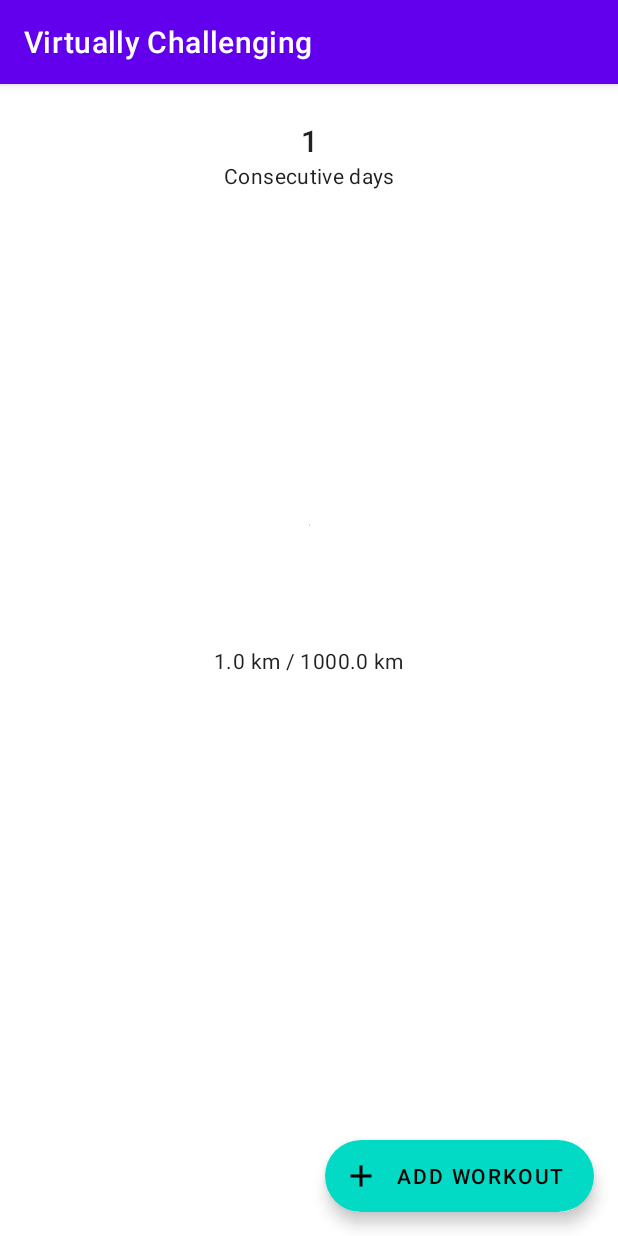
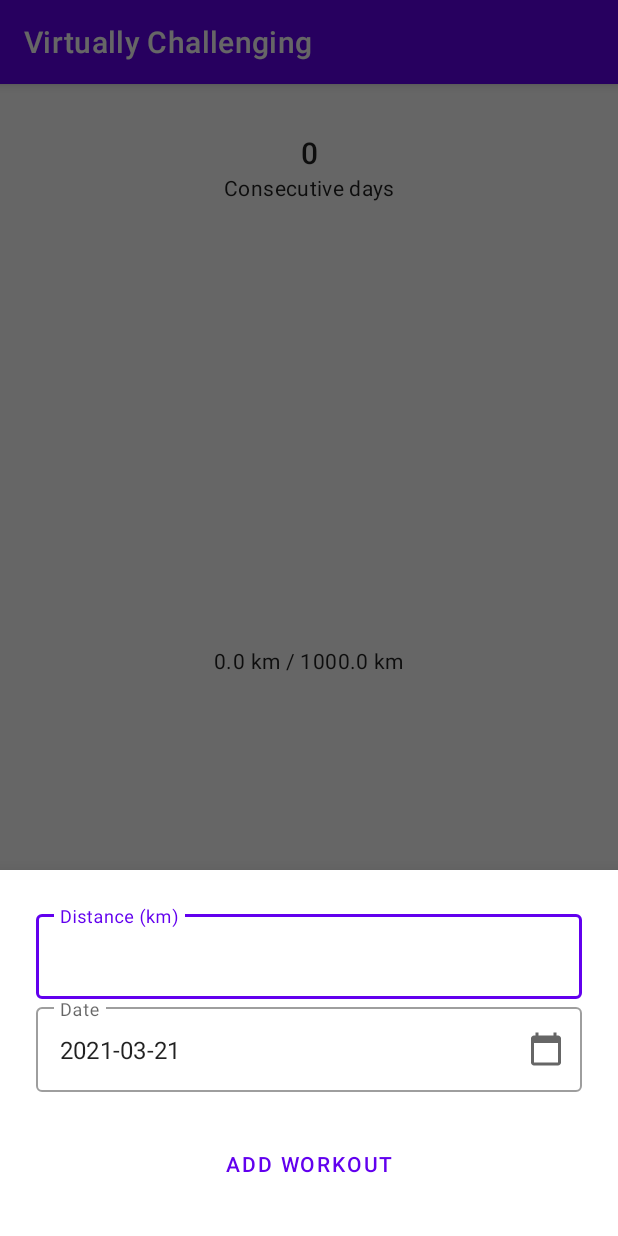
Before and after one commit to sebokopter/virtually-challenging, an Android app: the screen it shows after launch (DashboardActivity), after a tap on "ADD WORKOUT", on a phone screen of 412 x 824 dp. Run offline under Robolectric (Android 15) with nearby library versions, the phone set to English and light mode, and no system bars; our stand-ins replace Room's generated code.

Commit message:
feat: Workout Form

```diff
--- a/app/src/main/kotlin/de/heilsen/virtuallychallenging/dashboard/DashboardActivity.kt
+++ b/app/src/main/kotlin/de/heilsen/virtuallychallenging/dashboard/DashboardActivity.kt
@@ -7,34 +7,35 @@ import androidx.activity.viewModels
 import androidx.appcompat.app.AppCompatActivity
 import com.google.android.material.button.MaterialButton
 import de.heilsen.virtuallychallenging.R
-import de.heilsen.virtuallychallenging.domain.model.Workout
-import de.heilsen.virtuallychallenging.domain.model.km
 import de.heilsen.virtuallychallenging.util.setProgressCompat
+import de.heilsen.virtuallychallenging.util.show
+import de.heilsen.virtuallychallenging.workoutform.WorkoutFormFragment
 
 class DashboardActivity : AppCompatActivity() {
+
+    private val viewModel: DashboardViewModel by viewModels()
 
     override fun onCreate(savedInstanceState: Bundle?) {
         super.onCreate(savedInstanceState)
 
-        setContentView(R.layout.challenge_activity_dashboard)
+        setContentView(R.layout.activity_dashboard)
         setSupportActionBar(findViewById(R.id.toolbar))
 
-        val viewModel: DashboardViewModel by viewModels()
         observe(viewModel)
-        dispatchTo(viewModel)
+        setupDispatchers()
     }
 
-    private fun dispatchTo(viewModel: DashboardViewModel) {
+    private fun setupDispatchers() {
         findViewById<MaterialButton>(R.id.add_training_fab).setOnClickListener {
-            viewModel.dispatch(DashboardAction.AddWorkout(Workout(1.km)))
+            WorkoutFormFragment().show(supportFragmentManager)
         }
     }
 
     private fun observe(viewModel: DashboardViewModel) {
-        viewModel.stateLiveData.observe(this@DashboardActivity, render())
+        viewModel.uiStateLiveData.observe(this@DashboardActivity, render())
     }
 
-    private fun render(): (DashboardState) -> Unit = { state ->
+    private fun render(): (DashboardUiState) -> Unit = { state ->
         val (current, goal, consecutiveDays) = state
         with(findViewById<TextView>(R.id.progressText)) {
             text = resources.getString(
--- a/app/src/main/kotlin/de/heilsen/virtuallychallenging/dashboard/DashboardState.kt
+++ /dev/null
@@ -1,3 +0,0 @@
-package de.heilsen.virtuallychallenging.dashboard
-
-data class DashboardState(val distanceCovered: Float, val goal: Float, val consecutiveDays: Int)
--- /dev/null
+++ b/app/src/main/kotlin/de/heilsen/virtuallychallenging/dashboard/DashboardUiState.kt
@@ -0,0 +1,3 @@
+package de.heilsen.virtuallychallenging.dashboard
+
+data class DashboardUiState(val distanceCovered: Float, val goal: Float, val consecutiveDays: Int)
--- a/app/src/main/kotlin/de/heilsen/virtuallychallenging/dashboard/DashboardViewModel.kt
+++ b/app/src/main/kotlin/de/heilsen/virtuallychallenging/dashboard/DashboardViewModel.kt
@@ -2,61 +2,48 @@ package de.heilsen.virtuallychallenging.dashboard
 
 import android.app.Application
 import androidx.lifecycle.AndroidViewModel
-import androidx.lifecycle.MutableLiveData
+import androidx.lifecycle.LiveData
+import androidx.lifecycle.asLiveData
 import androidx.lifecycle.viewModelScope
 import de.heilsen.virtuallychallenging.data.DashboardDatabase
 import de.heilsen.virtuallychallenging.data.datasource.RoomWorkoutRepository
-import de.heilsen.virtuallychallenging.data.datasource.WorkoutRepository
+import de.heilsen.virtuallychallenging.data.model.Workout
 import de.heilsen.virtuallychallenging.domain.model.km
-import de.heilsen.virtuallychallenging.util.sumByFloat
 import kotlinx.coroutines.Dispatchers
+import kotlinx.coroutines.flow.combine
+import kotlinx.coroutines.flow.flowOn
 import kotlinx.coroutines.launch
 import kotlinx.coroutines.withContext
 
 class DashboardViewModel(application: Application) : AndroidViewModel(application) {
 
-    private val workoutDao = DashboardDatabase(application.applicationContext).workoutDao()
-    private val workoutRepository: WorkoutRepository =
+    private val workoutRepository: RoomWorkoutRepository by lazy {
+        val workoutDao = DashboardDatabase(application.applicationContext).workoutDao()
         RoomWorkoutRepository(workoutDao)
-
-    var stateLiveData: MutableLiveData<DashboardState> = MutableLiveData()
-
-    init {
-        viewModelScope.launch(Dispatchers.IO) {
-            val current = totalDistance()
-            val challenge = 1000.km
-
-            withContext(Dispatchers.Main.immediate) {
-                stateLiveData.postValue(DashboardState(current, challenge, consecutiveDays()))
-            }
-        }
     }
 
-    private suspend fun consecutiveDays(): Int {
-        val instants = workoutDao.getAll().map { it.date }
-        return DateProcessor.consecutiveDays(instants)
-    }
+    var uiStateLiveData: LiveData<DashboardUiState> = uiState()
 
     fun dispatch(action: DashboardAction) = viewModelScope.launch(Dispatchers.IO) {
         when (action) {
             is DashboardAction.AddWorkout -> {
                 withContext(Dispatchers.Main.immediate) {
-                    val dashboardState: DashboardState? = stateLiveData.value
-                    workoutRepository.add(action.workout.distance)
-                    stateLiveData.postValue(
-                        dashboardState?.copy(
-                            distanceCovered = dashboardState.distanceCovered.plus(
-                                action.workout.distance
-                            ),
-                            consecutiveDays = consecutiveDays()
-                        )
-                    )
+                    workoutRepository.add(Workout(action.workout.distance, action.workout.date))
                 }
             }
         }
     }
 
-    private suspend fun totalDistance(): Float {
-        return workoutDao.getAll().sumByFloat { it.distance }
+
+    private fun uiState(): LiveData<DashboardUiState> {
+        val challenge = 1000.km
+        val distanceCovered = workoutRepository.totalDistance().flowOn(Dispatchers.IO)
+        val consecutiveDays = workoutRepository.consecutiveDays().flowOn(Dispatchers.IO)
+        val stateFlow = distanceCovered.combine(consecutiveDays) { distance, days ->
+            DashboardUiState(
+                distance, challenge, days
+            )
+        }
+        return stateFlow.asLiveData(viewModelScope.coroutineContext)
     }
 }
--- a/app/src/main/kotlin/de/heilsen/virtuallychallenging/data/datasource/RoomWorkoutRepository.kt
+++ b/app/src/main/kotlin/de/heilsen/virtuallychallenging/data/datasource/RoomWorkoutRepository.kt
@@ -1,15 +1,28 @@
 package de.heilsen.virtuallychallenging.data.datasource
 
+import de.heilsen.virtuallychallenging.dashboard.DateProcessor
 import de.heilsen.virtuallychallenging.data.model.Workout
 import de.heilsen.virtuallychallenging.data.model.WorkoutDao
-import java.time.Instant
+import de.heilsen.virtuallychallenging.util.sumByFloat
+import kotlinx.coroutines.flow.Flow
+import kotlinx.coroutines.flow.map
 
 class RoomWorkoutRepository(private val workoutDao: WorkoutDao) : WorkoutRepository {
-    override suspend fun getAll(): Iterable<Workout> {
-        return workoutDao.getAll()
+
+    override fun workouts(): Flow<List<Workout>> = workoutDao.getAll()
+
+    override suspend fun add(workout: Workout) = workoutDao.insert(workout)
+
+    override fun totalDistance(): Flow<Float> {
+        return workouts().map { it.sumDistance() }
     }
 
-    override suspend fun add(distance: Float) {
-        workoutDao.insert(Workout(distance, Instant.now()))
+    private fun List<Workout>.sumDistance(): Float = sumByFloat { workout -> workout.distance }
+
+    override fun consecutiveDays(): Flow<Int> {
+        return workouts().map { list ->
+            val instants = list.map { workout -> workout.date }
+            return@map DateProcessor.consecutiveDays(instants)
+        }
     }
 }
--- a/app/src/main/kotlin/de/heilsen/virtuallychallenging/data/datasource/WorkoutRepository.kt
+++ b/app/src/main/kotlin/de/heilsen/virtuallychallenging/data/datasource/WorkoutRepository.kt
@@ -1,8 +1,11 @@
 package de.heilsen.virtuallychallenging.data.datasource
 
 import de.heilsen.virtuallychallenging.data.model.Workout
+import kotlinx.coroutines.flow.Flow
 
 interface WorkoutRepository {
-    suspend fun getAll(): Iterable<Workout>
-    suspend fun add(distance: Float)
+    fun workouts(): Flow<List<Workout>>
+    suspend fun add(workout: Workout)
+    fun totalDistance(): Flow<Float>
+    fun consecutiveDays(): Flow<Int>
 }
--- a/app/src/main/kotlin/de/heilsen/virtuallychallenging/data/model/WorkoutDao.kt
+++ b/app/src/main/kotlin/de/heilsen/virtuallychallenging/data/model/WorkoutDao.kt
@@ -3,11 +3,12 @@ package de.heilsen.virtuallychallenging.data.model
 import androidx.room.Dao
 import androidx.room.Insert
 import androidx.room.Query
+import kotlinx.coroutines.flow.Flow
 
 @Dao
 interface WorkoutDao {
     @Query("SELECT * FROM workout")
-    suspend fun getAll(): List<Workout>
+    fun getAll(): Flow<List<Workout>>
 
     @Insert
     suspend fun insert(workout: Workout)
--- /dev/null
+++ b/app/src/main/kotlin/de/heilsen/virtuallychallenging/util/DialogFragmentKt.kt
@@ -0,0 +1,10 @@
+package de.heilsen.virtuallychallenging.util
+
+import androidx.appcompat.app.AppCompatDialogFragment
+import androidx.fragment.app.DialogFragment
+import androidx.fragment.app.FragmentManager
+
+fun <T : AppCompatDialogFragment> T.show(manager: FragmentManager) =
+    show(manager, javaClass.simpleName)
+
+fun <T : DialogFragment> T.show(manager: FragmentManager) = show(manager, javaClass.simpleName)
--- /dev/null
+++ b/app/src/main/kotlin/de/heilsen/virtuallychallenging/util/EditTextKt.kt
@@ -0,0 +1,7 @@
+package de.heilsen.virtuallychallenging.util
+
+import android.widget.EditText
+
+inline fun EditText.doAfterFocus(crossinline action: () -> Unit) {
+    setOnFocusChangeListener { _, hasFocus -> if (hasFocus) action() }
+}
--- /dev/null
+++ b/app/src/main/kotlin/de/heilsen/virtuallychallenging/util/InstantKt.kt
@@ -0,0 +1,11 @@
+package de.heilsen.virtuallychallenging.util
+
+import java.time.Instant
+import java.time.ZoneId
+import java.time.format.DateTimeFormatter
+
+fun Instant.asLocalDate(): String {
+    val dateFormatter = DateTimeFormatter.ISO_LOCAL_DATE
+    val dateString = atZone(ZoneId.systemDefault()).format(dateFormatter)
+    return dateString ?: ""
+}
--- /dev/null
+++ b/app/src/main/kotlin/de/heilsen/virtuallychallenging/workoutform/WorkoutFormFragment.kt
@@ -0,0 +1,77 @@
+package de.heilsen.virtuallychallenging.workoutform
+
+import android.os.Bundle
+import android.view.LayoutInflater
+import android.view.View
+import android.view.ViewGroup
+import android.widget.Button
+import android.widget.EditText
+import androidx.core.widget.doAfterTextChanged
+import androidx.fragment.app.activityViewModels
+import com.google.android.material.bottomsheet.BottomSheetDialogFragment
+import com.google.android.material.datepicker.MaterialDatePicker
+import com.google.android.material.textfield.TextInputLayout
+import de.heilsen.virtuallychallenging.R
+import de.heilsen.virtuallychallenging.dashboard.DashboardAction
+import de.heilsen.virtuallychallenging.dashboard.DashboardViewModel
+import de.heilsen.virtuallychallenging.domain.model.Workout
+import de.heilsen.virtuallychallenging.util.asLocalDate
+import de.heilsen.virtuallychallenging.util.doAfterFocus
+import de.heilsen.virtuallychallenging.util.show
+import java.time.Instant
+import java.time.LocalDate
+import java.time.ZoneId
+import java.time.format.DateTimeFormatter
+
+class WorkoutFormFragment : BottomSheetDialogFragment() {
+
+    private val viewModel by activityViewModels<DashboardViewModel>()
+
+    override fun onCreateView(
+        inflater: LayoutInflater,
+        container: ViewGroup?,
+        savedInstanceState: Bundle?
+    ): View {
+        return inflater.inflate(R.layout.fragment_workout, container)
+    }
+
+    override fun onViewCreated(view: View, savedInstanceState: Bundle?) {
+        val distanceField = view.findViewById<EditText>(R.id.distance_field)
+        val distanceContainer = view.findViewById<TextInputLayout>(R.id.distance_container)
+        val dateField = view.findViewById<EditText>(R.id.date_field)
+        val dateContainer = view.findViewById<TextInputLayout>(R.id.date_container)
+        val addButton = view.findViewById<Button>(R.id.add_button)
+
+        dateField.setText(Instant.now().asLocalDate())
+
+        val datePicker = MaterialDatePicker.Builder.datePicker()
+            .setTitleText("Select date")
+            .setSelection(MaterialDatePicker.todayInUtcMilliseconds())
+            .build()
+            .apply {
+                addOnPositiveButtonClickListener { epochMilli ->
+                    val localDate = Instant.ofEpochMilli(epochMilli).asLocalDate()
+                    dateField.setText(localDate)
+                }
+            }
+
+        dateContainer.setEndIconOnClickListener {
+            datePicker.show(parentFragmentManager)
+        }
+        addButton.setOnClickListener {
+            val distance = distanceField.text.toString().toFloatOrNull()
+            if (distance == null) {
+                distanceField.requestFocus()
+                distanceContainer.error = "No distance provided"
+                return@setOnClickListener
+            }
+            val date = LocalDate.parse(dateField.text.toString(), DateTimeFormatter.ISO_LOCAL_DATE)
+            val instant = date.atStartOfDay().atZone(ZoneId.systemDefault()).toInstant()
+            viewModel.dispatch(DashboardAction.AddWorkout(Workout(distance, instant)))
+            dismiss()
+        }
+        distanceField.doAfterTextChanged { distanceContainer.isErrorEnabled = false }
+        distanceField.doAfterFocus { distanceContainer.isErrorEnabled = false }
+    }
+
+}
--- /dev/null
+++ b/app/src/main/res/drawable/ic_calendar_24.xml
@@ -0,0 +1,12 @@
+<vector xmlns:android="http://schemas.android.com/apk/res/android"
+    android:width="24dp"
+    android:height="24dp"
+    android:tint="?attr/colorControlNormal"
+    android:viewportWidth="24"
+    android:viewportHeight="24"
+    >
+  <path
+      android:fillColor="@android:color/white"
+      android:pathData="M20,3h-1L19,1h-2v2L7,3L7,1L5,1v2L4,3c-1.1,0 -2,0.9 -2,2v16c0,1.1 0.9,2 2,2h16c1.1,0 2,-0.9 2,-2L22,5c0,-1.1 -0.9,-2 -2,-2zM20,21L4,21L4,8h16v13z"
+      />
+</vector>
--- a/app/src/main/res/layout/challenge_activity_dashboard.xml
+++ b/app/src/main/res/layout/activity_dashboard.xml
@@ -30,11 +30,11 @@
         app:layout_behavior="@string/appbar_scrolling_view_behavior"
         >
 
-        <TextView
+        <com.google.android.material.textview.MaterialTextView
             android:id="@+id/consecutiveDays"
             android:layout_width="wrap_content"
             android:layout_height="wrap_content"
-            android:layout_marginTop="24dp"
+            android:layout_marginTop="32dp"
             android:textAppearance="@style/TextAppearance.MaterialComponents.Headline6"
             app:layout_constraintEnd_toEndOf="parent"
             app:layout_constraintStart_toStartOf="parent"
@@ -42,7 +42,7 @@
             tools:text="12"
             />
 
-        <TextView
+        <com.google.android.material.textview.MaterialTextView
             android:layout_width="wrap_content"
             android:layout_height="wrap_content"
             android:text="@string/consecutive_days"
@@ -67,7 +67,7 @@
             tools:progress="75"
             />
 
-        <TextView
+        <com.google.android.material.textview.MaterialTextView
             android:id="@+id/progressText"
             android:layout_width="wrap_content"
             android:layout_height="wrap_content"
--- /dev/null
+++ b/app/src/main/res/layout/fragment_workout.xml
@@ -0,0 +1,65 @@
+<?xml version="1.0" encoding="utf-8"?>
+<androidx.constraintlayout.widget.ConstraintLayout xmlns:android="http://schemas.android.com/apk/res/android"
+    xmlns:app="http://schemas.android.com/apk/res-auto"
+    xmlns:tools="http://schemas.android.com/tools"
+    android:layout_width="match_parent"
+    android:layout_height="wrap_content"
+    android:padding="24dp"
+    tools:layout_height="match_parent"
+    >
+
+    <com.google.android.material.textfield.TextInputLayout
+        android:id="@+id/distance_container"
+        style="@style/Widget.MaterialComponents.TextInputLayout.OutlinedBox"
+        android:layout_width="0dp"
+        android:layout_height="wrap_content"
+        android:hint="@string/distance"
+        app:layout_constraintBottom_toTopOf="@id/date_container"
+        app:layout_constraintEnd_toEndOf="parent"
+        app:layout_constraintStart_toStartOf="parent"
+        app:layout_constraintTop_toTopOf="parent"
+        >
+
+        <com.google.android.material.textfield.TextInputEditText
+            android:id="@+id/distance_field"
+            android:layout_width="match_parent"
+            android:layout_height="wrap_content"
+            android:inputType="numberDecimal"
+            />
+    </com.google.android.material.textfield.TextInputLayout>
+
+    <com.google.android.material.textfield.TextInputLayout
+        android:id="@+id/date_container"
+        style="@style/Widget.MaterialComponents.TextInputLayout.OutlinedBox"
+        android:layout_width="0dp"
+        android:layout_height="wrap_content"
+        android:hint="@string/date"
+        app:endIconDrawable="@drawable/ic_calendar_24"
+        app:endIconMode="custom"
+        app:layout_constraintBottom_toTopOf="@id/add_button"
+        app:layout_constraintEnd_toEndOf="parent"
+        app:layout_constraintStart_toStartOf="parent"
+        app:layout_constraintTop_toBottomOf="@id/distance_container"
+        >
+
+        <com.google.android.material.textfield.TextInputEditText
+            android:id="@+id/date_field"
+            android:layout_width="match_parent"
+            android:layout_height="wrap_content"
+            android:inputType="date"
+            />
+    </com.google.android.material.textfield.TextInputLayout>
+
+    <com.google.android.material.button.MaterialButton
+        android:id="@+id/add_button"
+        android:layout_width="0dp"
+        android:layout_height="wrap_content"
+        android:layout_marginTop="24dp"
+        android:text="@string/add_workout"
+        app:layout_constraintBottom_toBottomOf="parent"
+        app:layout_constraintEnd_toEndOf="parent"
+        app:layout_constraintStart_toStartOf="parent"
+        app:layout_constraintTop_toBottomOf="@id/date_container"
+        />
+
+</androidx.constraintlayout.widget.ConstraintLayout>
--- a/app/src/main/res/values/donottranslate.xml
+++ b/app/src/main/res/values/donottranslate.xml
@@ -1,6 +1,4 @@
 <?xml version="1.0" encoding="utf-8"?>
 <resources>
-    <string name="preference_challenge">preference_challenge</string>
-    <string name="preference_workout">preference_workout</string>
     <string name="progress_text">%.1f km / %.1f km</string>
 </resources>
--- a/app/src/main/res/values/strings.xml
+++ b/app/src/main/res/values/strings.xml
@@ -2,4 +2,6 @@
     <string name="app_name">Virtually Challenging</string>
     <string name="add_workout">Add Workout</string>
     <string name="consecutive_days">Consecutive days</string>
+    <string name="distance">Distance (km)</string>
+    <string name="date">Date</string>
 </resources>
```
Also changed, not shown: app/build.gradle.kts (+6 -4 lines), app/src/main/res/drawable-v24/ic_launcher_foreground.xml (deleted, +0 -36 lines), app/src/main/res/drawable/ic_launcher_background.xml (deleted, +0 -205 lines), 2 other files.
